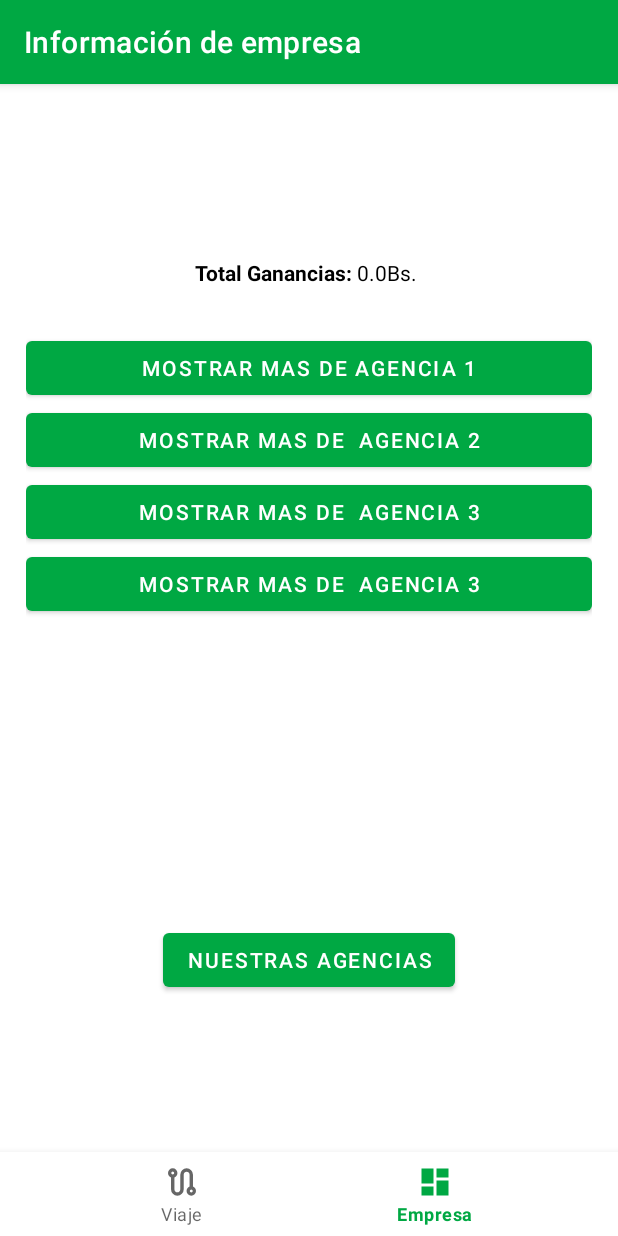
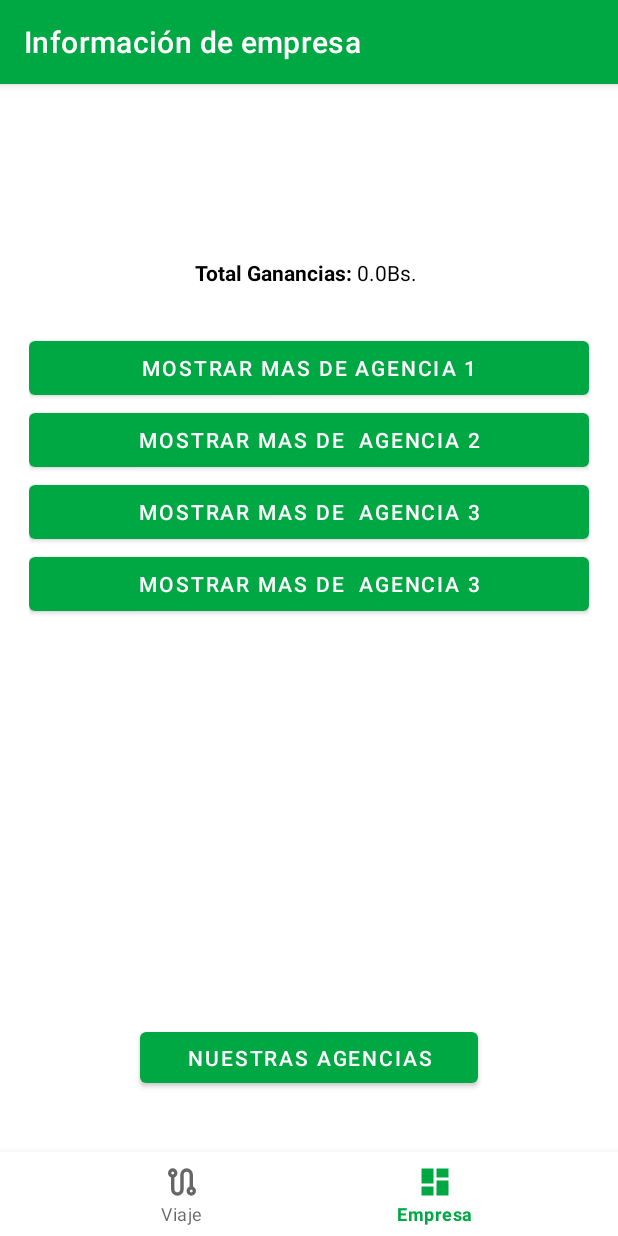
Before and after one commit to EliceoJoel/TSS-DAO-APP, an Android app: the DashboardFragment screen opened through its navigation route, on a phone screen of 412 x 824 dp. Run offline under Robolectric (Android 15) with nearby library versions, the phone set to English and light mode, and no system bars; our stand-ins replace Firebase (no records; nobody signed in at launch, a user with empty details on screens opened directly), navigation-ui.

Commit message:
correccion layout y texto

```diff
--- a/app/src/main/java/com/tssdao/mytssapp/ui/companyInformation/DashboardFragment.java
+++ b/app/src/main/java/com/tssdao/mytssapp/ui/companyInformation/DashboardFragment.java
@@ -150,7 +150,7 @@ public class DashboardFragment extends Fragment {
         String ubicacion = snapshot.getData().get("ubicacion").toString();
         String presupuesto = snapshot.getData().get("presupuesto").toString();
 
-        return  "disponibilidad de vehiculos: " + dispo + "\n" + "Numero Agencia: " + numA + "\n" + "ubicacion de la agencia: " + ubicacion + "\n" +"presupuesto para reparacion: " + presupuesto;
+        return  "Disponibilidad de vehiculos: " + dispo + "\n" + "Numero Agencia: " + numA + "\n" + "Ubicacion de la agencia: " + ubicacion + "\n" +"Presupuesto para reparacion: " + presupuesto;
 
     }
 
--- a/app/src/main/res/layout/fragment_company.xml
+++ b/app/src/main/res/layout/fragment_company.xml
@@ -35,8 +35,8 @@
 
     <ScrollView
         android:id="@+id/scrollView2"
-        android:layout_width="417dp"
-        android:layout_height="450dp"
+        android:layout_width="413dp"
+        android:layout_height="522dp"
         android:layout_marginTop="20dp"
         android:layout_marginEnd="2dp"
         app:layout_constraintEnd_toEndOf="parent"
@@ -66,18 +66,17 @@
                 android:id="@+id/info_agency1"
                 android:layout_width="match_parent"
                 android:layout_height="wrap_content"
+                android:layout_marginLeft="10dp"
                 android:layout_marginBottom="20dp"
                 android:orientation="vertical"
-                android:visibility="gone"
-                android:layout_marginLeft="10dp">
+                android:visibility="gone">
 
                 <TextView
                     android:id="@+id/budget_agency1"
                     android:layout_width="match_parent"
                     android:layout_height="wrap_content"
-                    android:text="0.0 Bs."
-                    android:textColor="@color/black"
-                    android:textStyle="bold" />
+                    android:text="..."
+                    android:textColor="@color/black" />
             </LinearLayout>
 
             <LinearLayout
@@ -96,18 +95,17 @@
                 android:id="@+id/info_agency2"
                 android:layout_width="match_parent"
                 android:layout_height="wrap_content"
+                android:layout_marginLeft="10dp"
                 android:layout_marginBottom="20dp"
                 android:orientation="vertical"
-                android:visibility="gone"
-                android:layout_marginLeft="10dp">
+                android:visibility="gone">
 
                 <TextView
                     android:id="@+id/budget_agency2"
                     android:layout_width="match_parent"
                     android:layout_height="wrap_content"
-                    android:text="2.4 Bs."
-                    android:textColor="@color/black"
-                    android:textStyle="bold" />
+                    android:text="..."
+                    android:textColor="@color/black" />
             </LinearLayout>
 
             <LinearLayout
@@ -126,19 +124,18 @@
                 android:id="@+id/info_agency3"
                 android:layout_width="match_parent"
                 android:layout_height="wrap_content"
+                android:layout_marginLeft="10dp"
                 android:layout_marginBottom="20dp"
                 android:orientation="vertical"
-                android:visibility="gone"
-                android:layout_marginLeft="10dp">
+                android:visibility="gone">
 
 
                 <TextView
                     android:id="@+id/budget_agency3"
                     android:layout_width="match_parent"
                     android:layout_height="wrap_content"
-                    android:text="0.0 Bs."
-                    android:textColor="@color/black"
-                    android:textStyle="bold" />
+                    android:text="..."
+                    android:textColor="@color/black" />
             </LinearLayout>
 
             <LinearLayout
@@ -157,19 +154,18 @@
                 android:id="@+id/info_agency4"
                 android:layout_width="match_parent"
                 android:layout_height="wrap_content"
+                android:layout_marginLeft="10dp"
                 android:layout_marginBottom="20dp"
                 android:orientation="vertical"
-                android:visibility="gone"
-                android:layout_marginLeft="10dp">
+                android:visibility="gone">
 
 
                 <TextView
                     android:id="@+id/budget_agency4"
                     android:layout_width="match_parent"
                     android:layout_height="wrap_content"
-                    android:text="0.0 Bs."
-                    android:textColor="@color/black"
-                    android:textStyle="bold" />
+                    android:text="..."
+                    android:textColor="@color/black" />
             </LinearLayout>
         </LinearLayout>
 
@@ -177,11 +173,9 @@
 
     <Button
         android:id="@+id/own_agencies"
-        android:layout_width="wrap_content"
-        android:layout_height="wrap_content"
-        android:layout_marginStart="107dp"
-        android:layout_marginEnd="108dp"
-        android:layout_marginBottom="104dp"
+        android:layout_width="225dp"
+        android:layout_height="46dp"
+        android:layout_marginBottom="40dp"
         android:text="Nuestras agencias"
         app:layout_constraintBottom_toBottomOf="parent"
         app:layout_constraintEnd_toEndOf="parent"
```
